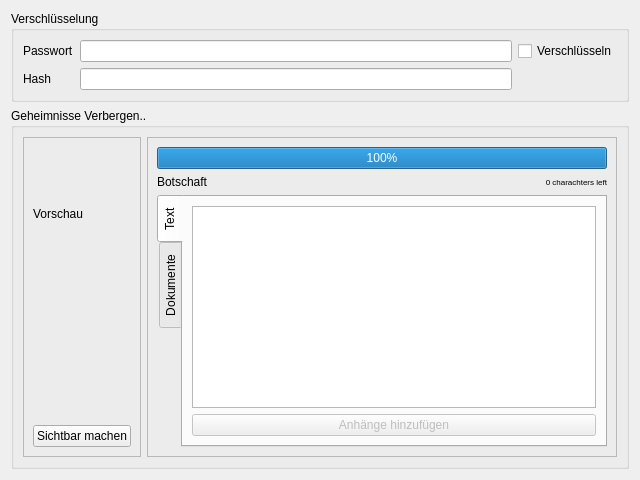
Above: app/ui/stegano.ui from sassman/stegano.kde4 before the change. Below: the same form after it.
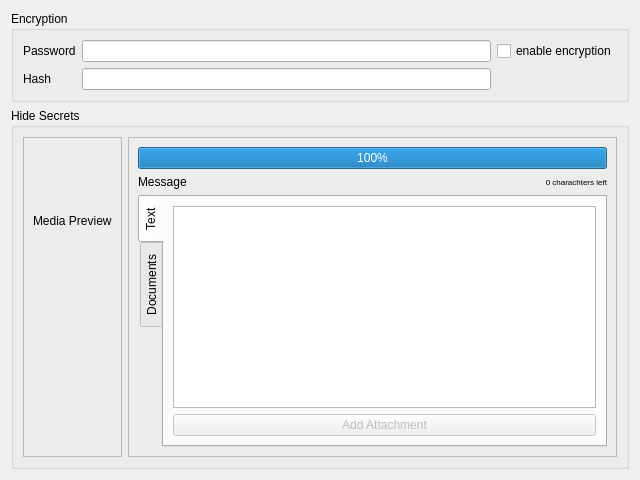
That is the form after the change. Icons and pictures are not drawn. Custom widgets are drawn as their Qt base class.

Commit message: use english labels

What changed in the file:
```diff
--- a/app/ui/stegano.ui
+++ b/app/ui/stegano.ui
@@ -26,7 +26,7 @@
         <bool>true</bool>
        </property>
        <property name="title">
-        <string>Verschlüsselung</string>
+        <string>Encryption</string>
        </property>
        <layout class="QVBoxLayout" name="verticalLayout">
         <item>
@@ -34,7 +34,7 @@
           <item row="0" column="0">
            <widget class="QLabel" name="label">
             <property name="text">
-             <string>Passwort</string>
+             <string>Password</string>
             </property>
             <property name="buddy">
              <cstring>tPassword</cstring>
@@ -71,7 +71,7 @@
           <item row="0" column="2">
            <widget class="QCheckBox" name="cUseEncryption">
             <property name="text">
-             <string>Verschlüsseln</string>
+             <string>enable encryption</string>
             </property>
            </widget>
           </item>
@@ -83,7 +83,7 @@
      <item>
       <widget class="QGroupBox" name="groupBox_2">
        <property name="title">
-        <string>Geheimnisse Verbergen..</string>
+        <string>Hide Secrets</string>
        </property>
        <layout class="QVBoxLayout" name="verticalLayout_5">
         <item>
@@ -102,26 +102,12 @@
                <item>
                 <widget class="QLabel" name="label_3">
                  <property name="text">
-                  <string>Vorschau</string>
+                  <string>Media Preview</string>
                  </property>
                 </widget>
                </item>
                <item>
-                <widget class="KImageFilePreview" name="preview"/>
-               </item>
-              </layout>
-             </item>
-             <item>
-              <layout class="QHBoxLayout" name="horizontalLayout">
-               <item>
-                <widget class="KPushButton" name="buttonUnhide">
-                 <property name="enabled">
-                  <bool>true</bool>
-                 </property>
-                 <property name="text">
-                  <string>Sichtbar machen</string>
-                 </property>
-                </widget>
+                <widget class="KImageFilePreview" name="preview" native="true"/>
                </item>
               </layout>
              </item>
@@ -151,7 +137,7 @@
                  <item>
                   <widget class="QLabel" name="label_4">
                    <property name="text">
-                    <string>Botschaft</string>
+                    <string>Message</string>
                    </property>
                   </widget>
                  </item>
@@ -197,7 +183,7 @@
                       <bool>false</bool>
                      </property>
                      <property name="text">
-                      <string>Anhänge hinzufügen</string>
+                      <string>Add Attachment</string>
                      </property>
                     </widget>
                    </item>
@@ -208,7 +194,7 @@
                    <bool>false</bool>
                   </property>
                   <attribute name="title">
-                   <string>Dokumente</string>
+                   <string>Documents</string>
                   </attribute>
                   <layout class="QVBoxLayout" name="verticalLayout_10">
                    <item>
```
Left out of the diff: 2 changed lines with no effect on the pictures.
